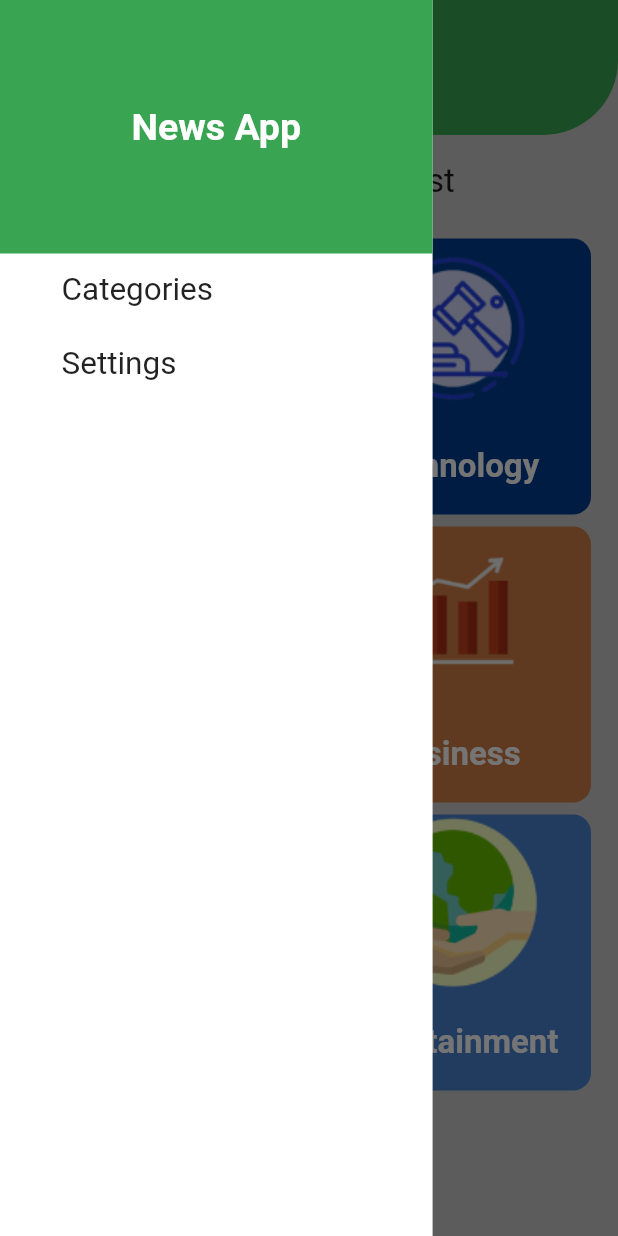
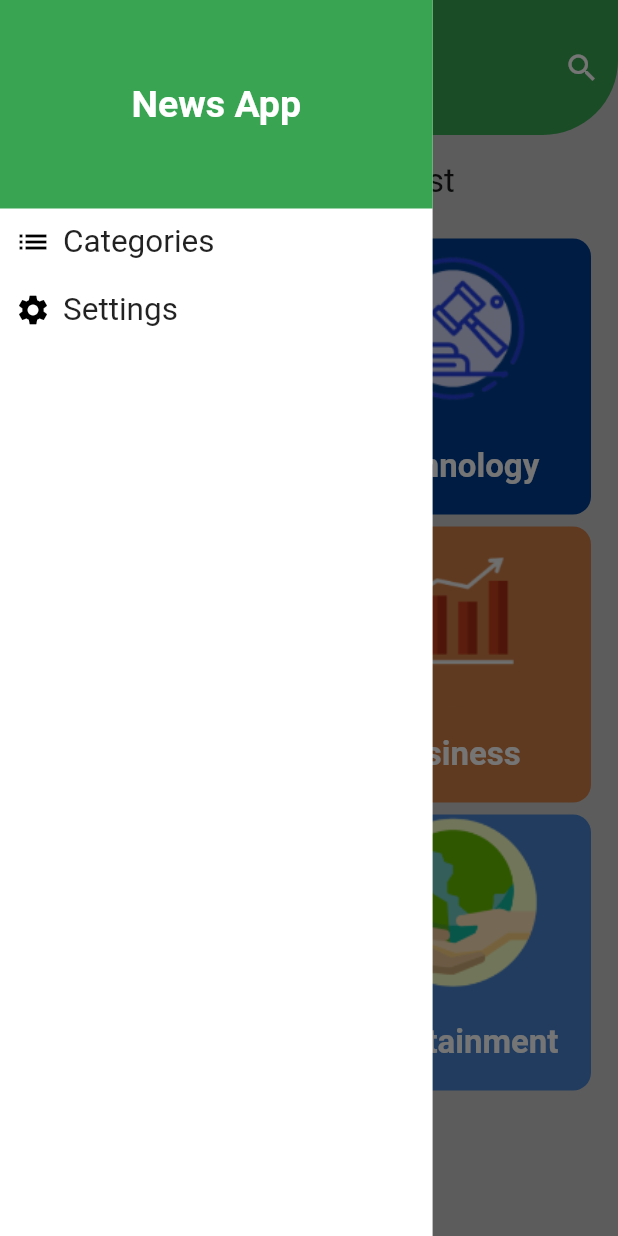
Before and after one commit to Ammar72H/news_app, a Flutter app: the screen it shows after launch, with the side drawer open, on a phone screen of 412 x 824 dp. Run offline on Flutter 3.47's test engine with Material 2 defaults, Android fonts, the phone set to English and light mode, and no system bars.

Commit message:
search setting

```diff
--- a/lib/main.dart
+++ b/lib/main.dart
@@ -1,6 +1,8 @@
 import 'package:flutter/material.dart';
 import 'package:news/modules/home/home_screen.dart';
+import 'package:news/providers/my_provider.dart';
 import 'package:news/shared/styles/my_theme.dart';
+import 'package:provider/provider.dart';
 
 void main() {
   runApp( MyApp());
--- a/lib/modules/home/home_drawer.dart
+++ b/lib/modules/home/home_drawer.dart
@@ -18,7 +18,7 @@ class HomeDrawer extends StatelessWidget {
         children: [
           Container(
             color: Theme.of(context).primaryColor,
-            padding: EdgeInsets.symmetric(vertical: 70),
+            padding: EdgeInsets.symmetric(vertical: 55),
             width: double.infinity,
             child:Center(child: Text('News App',style: Theme.of(context).textTheme.headline1!.copyWith(
                 fontSize: 25,color: Colors.white
@@ -29,10 +29,10 @@ class HomeDrawer extends StatelessWidget {
               onMenuItemClicked(CATEGORY);
             },
             child: Padding(
-              padding: const EdgeInsets.all(12.0),
+              padding: const EdgeInsets.all(10.0),
               child: Row(children: [
-                Icon(Icons.list,),
-                SizedBox(width: 5,),
+                Icon(Icons.list,color: Colors.black,),
+                SizedBox(width: 8,),
                 Text('Categories',style: TextStyle(fontSize: 21),)
               ],),
             ),
@@ -44,10 +44,10 @@ class HomeDrawer extends StatelessWidget {
               onMenuItemClicked(SETTING);
             },
             child: Padding(
-              padding: const EdgeInsets.all(12.0),
+              padding: const EdgeInsets.all(10.0),
               child: Row(children: [
-                Icon(Icons.settings,),
-                SizedBox(width: 5,),
+                Icon(Icons.settings,color: Colors.black,),
+                SizedBox(width: 8,),
                 Text('Settings',style: TextStyle(fontSize: 21),)
               ],),
             ),
--- a/lib/modules/home/home_screen.dart
+++ b/lib/modules/home/home_screen.dart
@@ -1,6 +1,8 @@
 import 'package:flutter/material.dart';
 import 'package:news/modules/home/categorys_fragment.dart';
 import 'package:news/modules/home/news_fragment.dart';
+import 'package:news/modules/home/search.dart';
+import 'package:news/modules/home/setting_items.dart';
 import '../../models/category_models.dart';
 import 'home_drawer.dart';
 
@@ -10,6 +12,7 @@ class HomeScreen extends StatefulWidget {
 
   @override
   State<HomeScreen> createState() => _HomeScreenState();
+
 }
 
 class _HomeScreenState extends State<HomeScreen> {
@@ -17,6 +20,13 @@ class _HomeScreenState extends State<HomeScreen> {
   Widget build(BuildContext context) {
     return Scaffold(
         appBar: AppBar(
+          actions: [
+            // Navigate to the Search Screen
+            IconButton(
+                onPressed: () => Navigator.of(context)
+                    .push(MaterialPageRoute(builder: (_) => const SearchPage())),
+                icon: const Icon(Icons.search))
+          ],
           backgroundColor: Color(0xFF39A552),
           toolbarHeight: 90,
           shape: const RoundedRectangleBorder(
@@ -31,11 +41,15 @@ class _HomeScreenState extends State<HomeScreen> {
         ),
         drawer: HomeDrawer(onMenuItemClicked),
         body: selectedCategory==null?CategoriesFragment(onCatgoryClicked)
-            :NewsFragment(selectedCategory!)
+            :NewsFragment(selectedCategory!),
+
+
+
     );
   }
 
   Category? selectedCategory;
+
 
 
   void onMenuItemClicked(int itemCliked){
@@ -47,7 +61,10 @@ class _HomeScreenState extends State<HomeScreen> {
 
       });
     }else if(itemCliked==HomeDrawer.SETTING){
+      SettingItems();
+      setState((){
 
+      });
     }
 
   }
@@ -59,4 +76,5 @@ class _HomeScreenState extends State<HomeScreen> {
 
     });
   }
+
 }
--- a/pubspec.yaml
+++ b/pubspec.yaml
@@ -36,6 +36,11 @@ dependencies:
   cupertino_icons: ^1.0.2
   http: ^0.13.5
   easy_sidemenu: ^0.3.1
+  provider: ^6.0.3
+  shared_preferences: ^2.0.15
+  flutter_localizations: # Add this line
+    sdk: flutter
+  intl: ^0.17.0
 
 dev_dependencies:
   flutter_test:
```
Also changed, not shown: lib/modules/home/search.dart (added, +55 -0 lines), lib/modules/home/setting_items.dart (added, +59 -0 lines), lib/modules/home/show_bottom_sheet_langage.dart (added, +75 -0 lines), pubspec.lock.
